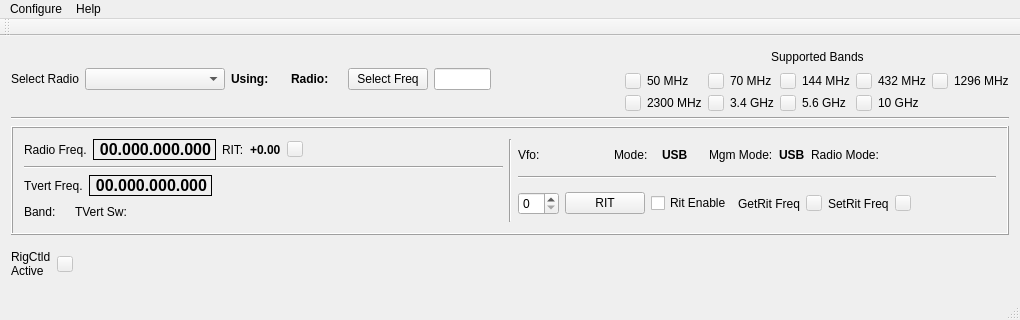
Before: the Qt Designer form mqt/MqtRigControl/rigcontrolmainwindow.ui in Rsclub22/Minos2-Mirror, drawn with Qt 5.
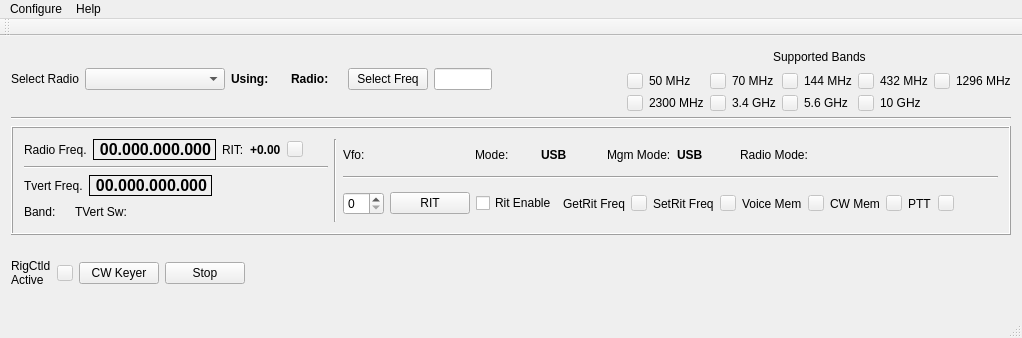
After: the same form once the commit is applied. Custom widgets are drawn as their Qt base class.

Commit message: add menu items for PTT and VoiceMem, CWMem and PTT indicators to rigcontrol

```diff
--- a/mqt/MqtRigControl/rigcontrolmainwindow.ui
+++ b/mqt/MqtRigControl/rigcontrolmainwindow.ui
@@ -6,8 +6,8 @@
    <rect>
     <x>0</x>
     <y>0</y>
-    <width>1020</width>
-    <height>320</height>
+    <width>1022</width>
+    <height>338</height>
    </rect>
   </property>
   <property name="windowTitle">
@@ -770,6 +770,87 @@
                </item>
               </layout>
              </item>
+             <item>
+              <layout class="QHBoxLayout" name="horizontalLayout_21">
+               <item>
+                <widget class="QLabel" name="voiceMemLbl">
+                 <property name="text">
+                  <string>Voice Mem</string>
+                 </property>
+                </widget>
+               </item>
+               <item>
+                <widget class="QPushButton" name="voiceMemInd">
+                 <property name="enabled">
+                  <bool>false</bool>
+                 </property>
+                 <property name="maximumSize">
+                  <size>
+                   <width>16</width>
+                   <height>16</height>
+                  </size>
+                 </property>
+                 <property name="text">
+                  <string/>
+                 </property>
+                </widget>
+               </item>
+              </layout>
+             </item>
+             <item>
+              <layout class="QHBoxLayout" name="horizontalLayout_23">
+               <item>
+                <widget class="QLabel" name="cwMemLbl">
+                 <property name="text">
+                  <string>CW Mem</string>
+                 </property>
+                </widget>
+               </item>
+               <item>
+                <widget class="QPushButton" name="cwMemInd">
+                 <property name="enabled">
+                  <bool>false</bool>
+                 </property>
+                 <property name="maximumSize">
+                  <size>
+                   <width>16</width>
+                   <height>16</height>
+                  </size>
+                 </property>
+                 <property name="text">
+                  <string/>
+                 </property>
+                </widget>
+               </item>
+              </layout>
+             </item>
+             <item>
+              <layout class="QHBoxLayout" name="horizontalLayout_24">
+               <item>
+                <widget class="QLabel" name="pttLbl">
+                 <property name="text">
+                  <string>PTT</string>
+                 </property>
+                </widget>
+               </item>
+               <item>
+                <widget class="QPushButton" name="pttInd">
+                 <property name="enabled">
+                  <bool>false</bool>
+                 </property>
+                 <property name="maximumSize">
+                  <size>
+                   <width>16</width>
+                   <height>16</height>
+                  </size>
+                 </property>
+                 <property name="text">
+                  <string/>
+                 </property>
+                </widget>
+               </item>
+              </layout>
+             </item>
              <item>
               <spacer name="horizontalSpacer_3">
                <property name="orientation">
@@ -822,6 +903,20 @@
         </item>
        </layout>
       </item>
+      <item>
+       <widget class="QPushButton" name="cwKeyerPb">
+        <property name="text">
+         <string>CW Keyer</string>
+        </property>
+       </widget>
+      </item>
+      <item>
+       <widget class="QPushButton" name="cwKeyerStopPb">
+        <property name="text">
+         <string>Stop</string>
+        </property>
+       </widget>
+      </item>
       <item>
        <spacer name="horizontalSpacer_6">
         <property name="orientation">
@@ -858,7 +953,7 @@
     <rect>
      <x>0</x>
      <y>0</y>
-     <width>1020</width>
+     <width>1022</width>
      <height>21</height>
     </rect>
    </property>
```
The commit also changes 17 other files.
